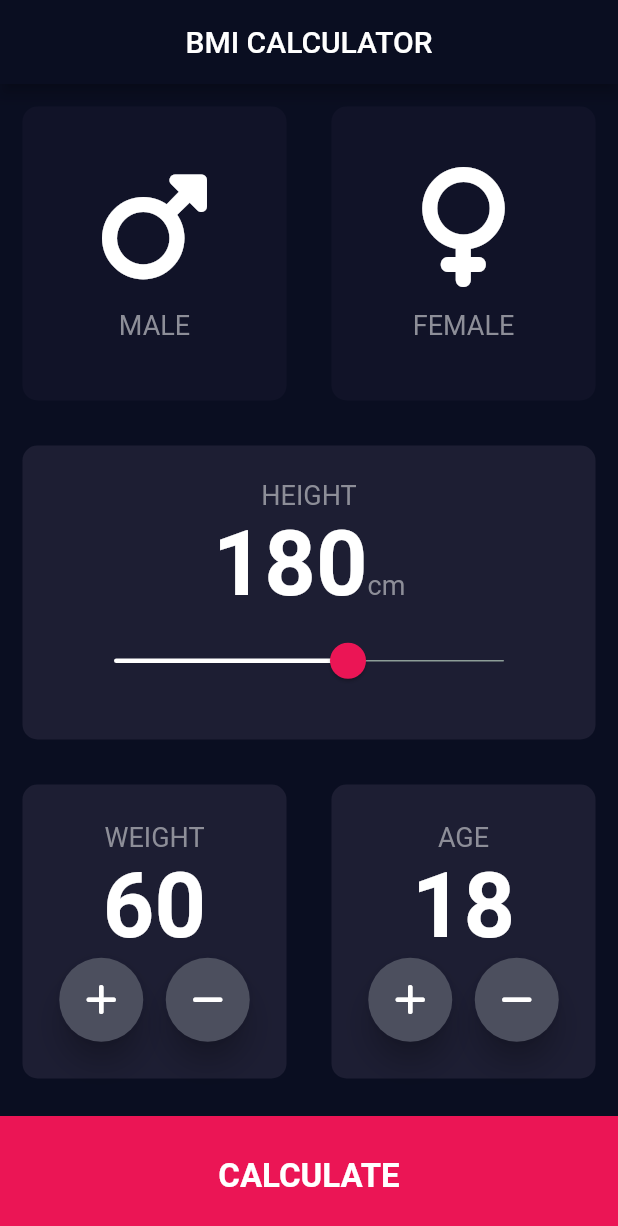
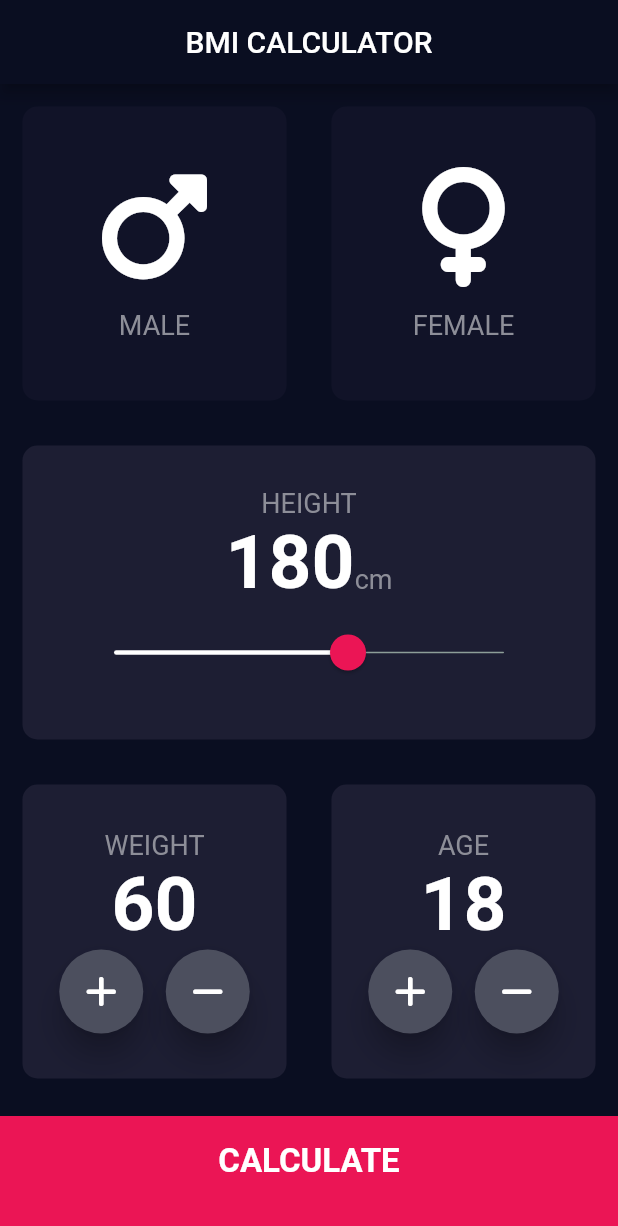
Before and after one commit to Abdelrahma28/BMI_Calculator_App, a Flutter app: the screen it shows after launch, on a phone screen of 412 x 824 dp. Shown: the top 1226 px of the screen. Run offline on Flutter 3.47's test engine with Material 2 defaults, Android fonts, the phone set to English and light mode, and no system bars; our stand-ins replace font_awesome_flutter.

Commit message:
1 down 2 to go

```diff
--- a/lib/constants.dart
+++ b/lib/constants.dart
@@ -10,4 +10,8 @@ const kBottomContainerColor = Color(0xFFEB1555);
 const kActiveColor = Color(0xFF1D1E33);
 const kInActiveColor = Color(0xff111328);
 const kLabelTextStyle = TextStyle(fontSize: 18.0, color: kGenderTextColor);
-const kValueTextStyle = TextStyle(fontSize: 60.0, fontWeight: FontWeight.bold);
+const kValueTextStyle = TextStyle(fontSize: 50.0, fontWeight: FontWeight.bold);
+const kBMITextStyle = TextStyle(fontWeight: FontWeight.bold, fontSize: 100.0);
+const kResultTextStyle = TextStyle(
+    color: Color(0xFF24D876), fontSize: 22.0, fontWeight: FontWeight.bold);
+const kBodyTextStyle = TextStyle(fontSize: 22.0);
--- a/lib/main.dart
+++ b/lib/main.dart
@@ -1,5 +1,5 @@
 import 'package:flutter/material.dart';
-import 'input_page.dart';
+import 'screens/input_page.dart';
 
 void main() => runApp(BMICalculator());
 
--- a/lib/icon_content.dart
+++ b/lib/reusable_widgets/icon_content.dart
@@ -1,5 +1,5 @@
 import 'package:flutter/material.dart';
-import 'constants.dart';
+import '../constants.dart';
 
 class GenderWidget extends StatelessWidget {
   final String label;
--- /dev/null
+++ b/lib/reusable_widgets/reusable_button.dart
@@ -0,0 +1,30 @@
+import 'package:flutter/material.dart';
+import '../constants.dart';
+
+class CalculateButton extends StatelessWidget {
+  CalculateButton({required this.onPressed, required this.label});
+  String label;
+  final VoidCallback onPressed;
+  @override
+  Widget build(BuildContext context) {
+    return GestureDetector(
+      onTap: onPressed,
+      child: Container(
+        child: Column(
+          mainAxisAlignment: MainAxisAlignment.center,
+          children: [
+            Text(
+              label,
+              style: kCalculateStyle,
+            )
+          ],
+        ),
+        color: kBottomContainerColor,
+        margin: const EdgeInsets.only(top: 10.0),
+        padding: const EdgeInsets.only(bottom: 20.0),
+        width: double.infinity,
+        height: kBottomContainerHeight,
+      ),
+    );
+  }
+}
--- a/lib/input_page.dart
+++ b/lib/screens/input_page.dart
@@ -1,9 +1,11 @@
-import 'package:bmi_calculater/rounded_button.dart';
+import 'package:bmi_calculater/reusable_widgets/rounded_button.dart';
 import 'package:flutter/material.dart';
 import 'package:font_awesome_flutter/font_awesome_flutter.dart';
-import 'icon_content.dart';
-import 'reusable_card.dart';
-import 'constants.dart';
+import '../reusable_widgets/icon_content.dart';
+import '../reusable_widgets/reusable_card.dart';
+import '../constants.dart';
+import 'result_screen.dart';
+import '../reusable_widgets/reusable_button.dart';
 
 enum Gender { male, female, empty }
 
@@ -194,22 +196,12 @@ class _InputPageState extends State<InputPage> {
               ],
             ),
           ),
-          GestureDetector(
-            child: Container(
-              child: Column(
-                mainAxisAlignment: MainAxisAlignment.center,
-                children: [
-                  Text(
-                    'CALCULATE',
-                    style: kCalculateStyle,
-                  )
-                ],
-              ),
-              color: kBottomContainerColor,
-              margin: const EdgeInsets.only(top: 10.0),
-              width: double.infinity,
-              height: kBottomContainerHeight,
-            ),
+          CalculateButton(
+            label: 'CALCULATE',
+            onPressed: () {
+              Navigator.push(context,
+                  MaterialPageRoute(builder: (context) => ResultPage()));
+            },
           )
         ],
       ),
```
Also changed, not shown: lib/screens/result_screen.dart (added, +67 -0 lines), lib/reusable_widgets/reusable_card.dart (renamed from lib/reusable_card.dart), lib/reusable_widgets/rounded_button.dart (renamed from lib/rounded_button.dart).
